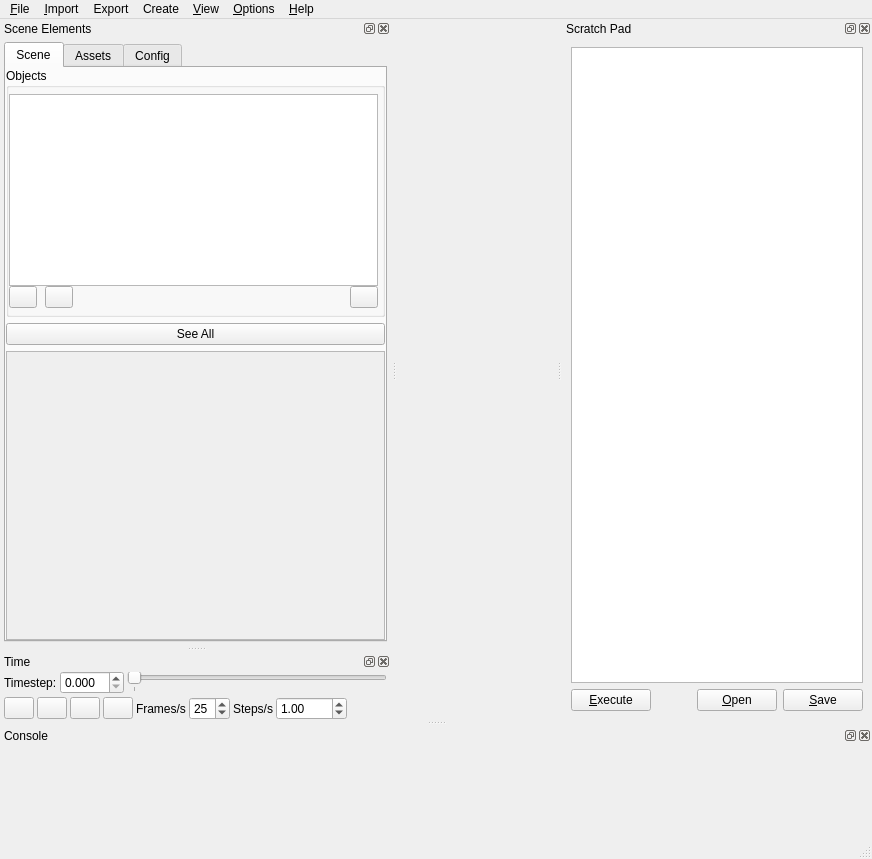
Above: src/ui/MainWindow.ui from ericspod/Eidolon before the change. Below: the same form after it.
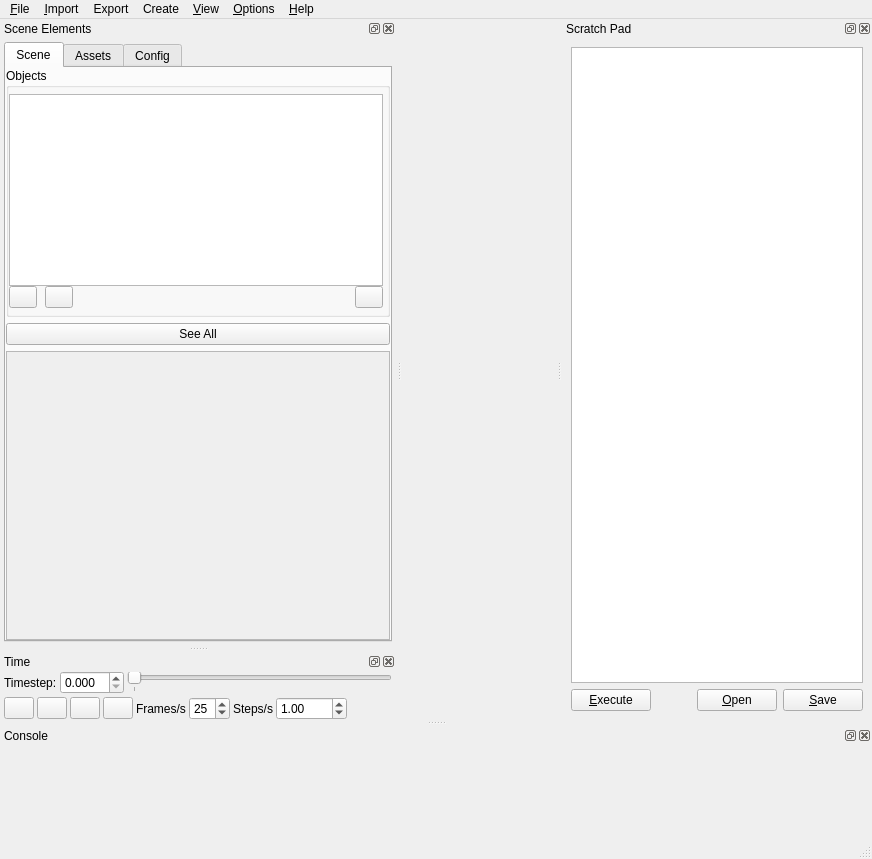
That is the form after the change. Icons and pictures are not drawn.

Commit message: Added rerun feature

```diff
--- a/src/ui/MainWindow.ui
+++ b/src/ui/MainWindow.ui
@@ -136,8 +136,8 @@
   <widget class="QDockWidget" name="interfaceDock">
    <property name="minimumSize">
     <size>
-     <width>360</width>
-     <height>0</height>
+     <width>396</width>
+     <height>596</height>
     </size>
    </property>
    <property name="toolTip">
```
Left out of the diff: 6 changed lines with no effect on the pictures. The commit also changes 2 other files.
